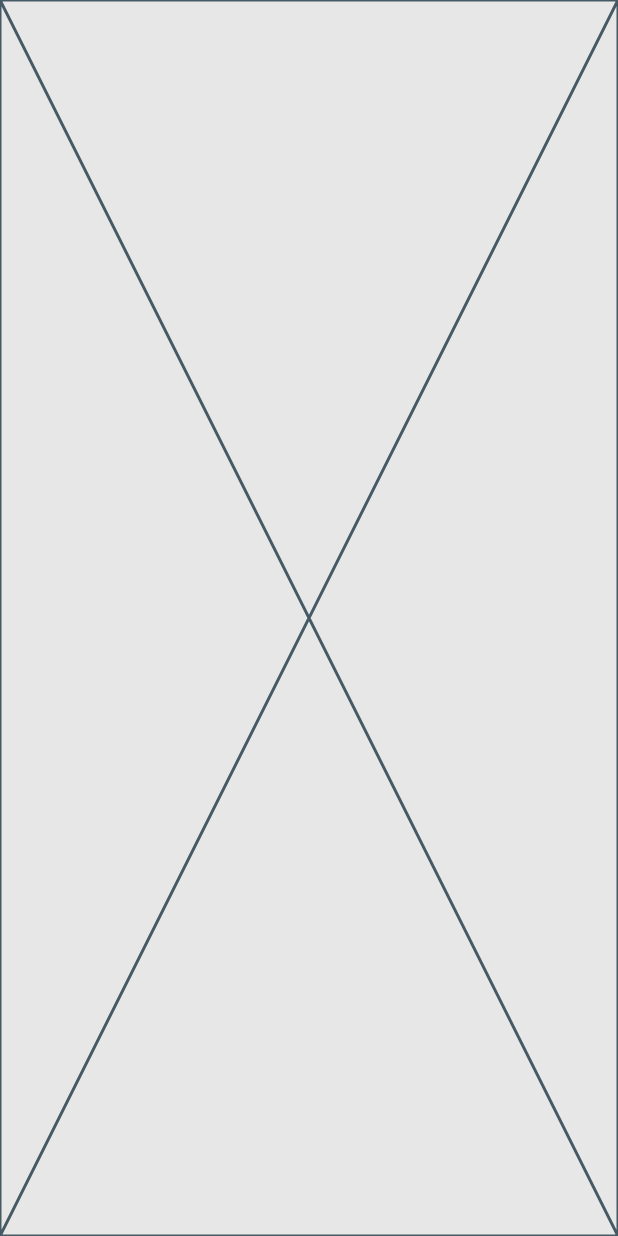
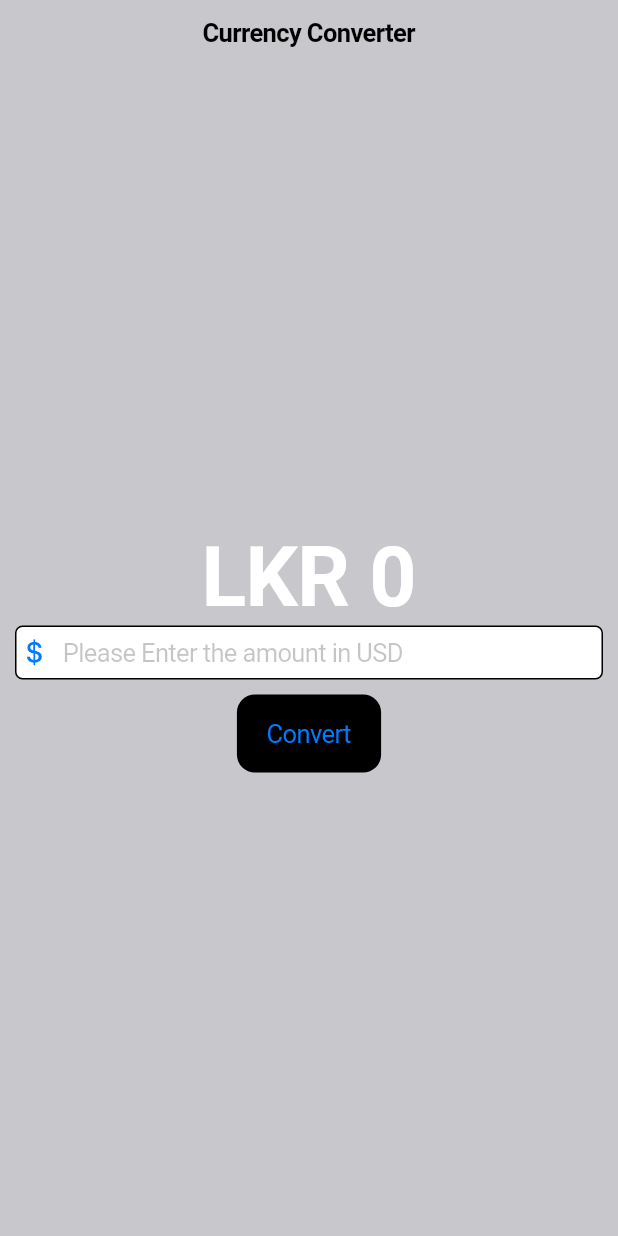
Before and after one commit to arshedgithub/Currency-converter-app, a Flutter app: the screen it shows after launch, on a phone screen of 412 x 824 dp. Run offline on Flutter 3.47's test engine with Material 2 defaults, Android fonts, the phone set to English and light mode, and no system bars.

Commit message:
finishing up cupertino

```diff
--- a/lib/currency_converter_cupertino_page.dart
+++ b/lib/currency_converter_cupertino_page.dart
@@ -8,8 +8,63 @@ class CurrenceyConverterCupertinoPage extends StatefulWidget {
 }
 
 class _CurrenceyConverterCupertinoPageState extends State<CurrenceyConverterCupertinoPage> {
+  double result = 0;
+
   @override
-  Widget build(BuildContext context) {
-    return const Placeholder();
+  Widget build(BuildContext context){
+    final TextEditingController textEditingController = TextEditingController();
+
+    void convert(){
+      result = double.parse(textEditingController.text) * 355;
+      setState((){}); // rebuild
+    }
+
+    return CupertinoPageScaffold(
+      backgroundColor: CupertinoColors.systemGrey3,
+      navigationBar: const CupertinoNavigationBar(
+        backgroundColor: CupertinoColors.systemGrey3,
+        middle: Text('Currency Converter'),
+      ),
+      child: Center(
+        child: Padding(
+          padding: const EdgeInsets.all(10),
+          child: Column(
+            mainAxisAlignment: MainAxisAlignment.center,
+            children: [
+              Text(
+                'LKR ${result != 0 ? result.toStringAsFixed(3) : result.toStringAsFixed(0)}',
+                style: const TextStyle(
+                  fontSize: 55,
+                  fontWeight: FontWeight.bold,
+                  color: Color.fromARGB(255, 255, 255, 255),
+                ),
+              ),
+              CupertinoTextField(
+                controller: textEditingController,
+                style: const TextStyle(
+                  color: CupertinoColors.black,
+                ),
+                decoration: BoxDecoration(
+                  border: Border.all(),
+                  borderRadius: BorderRadius.circular(5),
+                  color: CupertinoColors.white,
+                ),
+                placeholder: 'Please Enter the amount in USD',
+                prefix: const Icon(CupertinoIcons.money_dollar),
+                keyboardType: const TextInputType.numberWithOptions(
+                  decimal: true
+                ),
+              ),
+              const SizedBox(height: 10),
+              CupertinoButton(
+                onPressed: convert,
+                color: CupertinoColors.black,
+                child: const Text('Convert'),
+              )
+            ],
+          ),
+        ),
+      ),
+    );
   }
 }
```
